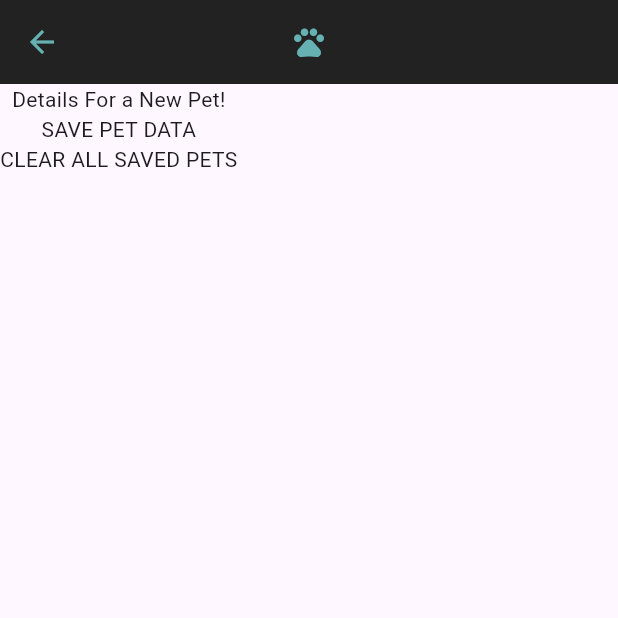
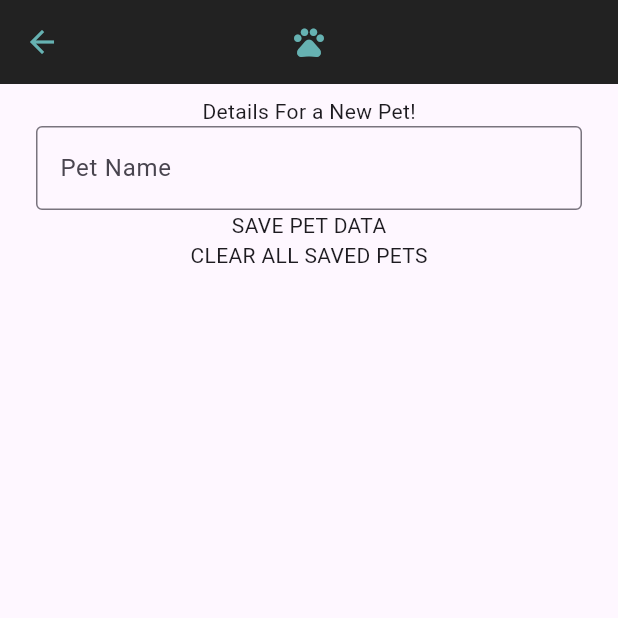
Before and after one commit to xyluphobia/PetProfileApp, a Flutter app: the PetDetailsView screen opened directly, after a tap on "SAVE PET DATA", on a phone screen of 412 x 824 dp, the top half of it. Run offline on Flutter 3.47's test engine with Material 3 defaults, Android fonts, the phone set to English and light mode, and no system bars.

Commit message:
Updated editing of pet cards to be reflected correctly in main pet list page without reloading. Added basic input for pet name which is save-able. Reduced passed variable dependencies relating to the Pet class to be just the pet's index in all cases. Fixed bug causing you to create multiple copies of a pet if you created a new pet > saved it > remained in edit screen & pressed save again.

```diff
--- a/lib/common/pet_card.dart
+++ b/lib/common/pet_card.dart
@@ -1,11 +1,12 @@
 import 'package:flutter/material.dart';
+import 'package:provider/provider.dart';
+import 'package:pet_profile_app/file_controller.dart';
 import 'package:pet_profile_app/petDetails.dart';
 import 'package:pet_profile_app/pet_details_view.dart';
 
 class PetCard extends StatefulWidget {
-  final Pet pet;
   final int petIndex;
-  const PetCard({super.key, required this.pet, required this.petIndex});
+  const PetCard({super.key, required this.petIndex});
 
   @override
   State<PetCard> createState() => _PetCardState();
@@ -14,6 +15,8 @@ class PetCard extends StatefulWidget {
 class _PetCardState extends State<PetCard> {
   @override
   Widget build(BuildContext context) {
+    Pet pet = context.select((FileController controller) => controller.petDetails == null ? Pet(name: "fail", image: "") :
+    controller.petDetails!.data.isEmpty ? Pet(name: "fail", image: "") : controller.petDetails!.data[widget.petIndex]);
     return Container(
       margin: const EdgeInsets.only(top: 4),
       child: GestureDetector(
@@ -40,7 +43,7 @@ class _PetCardState extends State<PetCard> {
                     children: [
                       Column(
                         children: [
-                          Text(widget.pet.name, style: const TextStyle(color: Colors.white),),
+                          Text(pet.name, style: const TextStyle(color: Colors.white),),
                           const Text("gender * age", style: TextStyle(color: Colors.white),),
                         ],
                       ),
--- a/lib/pet_details_view.dart
+++ b/lib/pet_details_view.dart
@@ -36,11 +36,10 @@ class _PetDetailsViewState extends State<PetDetailsView> {
   @override
   Widget build(BuildContext context) {
     void addOrEditPetData() async {
-      pet.name = "new test pet";
-
       PetDetails? petDetails = context.read<FileController>().petDetails;
       if (newPet) {
         petDetails?.data.add(pet);
+        newPet = false;
       }
       else {
         petDetails?.data[widget.petIndex] = pet;
@@ -58,11 +57,26 @@ class _PetDetailsViewState extends State<PetDetailsView> {
           centerTitle: true,
           title: const Icon(Icons.pets_sharp, color: Color(0xFF66b2b2),),
           ),
-      body: Column(
+      body: Container(
+        margin: const EdgeInsets.only(
+          top: 8,
+          bottom: 8,
+          left: 24,
+          right: 24,
+        ),
+        child: Column(
           children: [
             Text('Details For ${newPet ? "a New Pet!" : pet.name}'),
-
-
+            // Display circular image of the pet. Model this page after a contacts page.
+            TextField(
+              onChanged: (text) {
+                pet.name = text;
+              },
+              decoration: InputDecoration(
+                border: const OutlineInputBorder(),
+                hintText: newPet ? "Pet Name" : pet.name,
+              ),
+            ),
 
             GestureDetector(
               onTap: () {
@@ -73,12 +87,14 @@ class _PetDetailsViewState extends State<PetDetailsView> {
 
             GestureDetector(
               onTap: () {
+                Navigator.pop(context);
                 context.read<FileController>().clearPetDetailsJson();
               },
               child: const Text('CLEAR ALL SAVED PETS'),
             ),
           ],
         ),
+      ),
     );
   }
 }
--- a/lib/pets_view.dart
+++ b/lib/pets_view.dart
@@ -37,7 +37,7 @@ class _PetsViewState extends State<PetsView> {
   Widget getPetCard(int index) {
     PetDetails? petDetailsLocal = context.read<FileController>().petDetails;
     if (petDetailsLocal != null && index < petDetailsLocal.data.length) {
-      return PetCard(pet: petDetailsLocal.data[index], petIndex: index,);
+      return PetCard(petIndex: index,);
     }
     else {
       return const AddPetCard();
```
Lines whose indentation alone changed are shown as unchanged.
